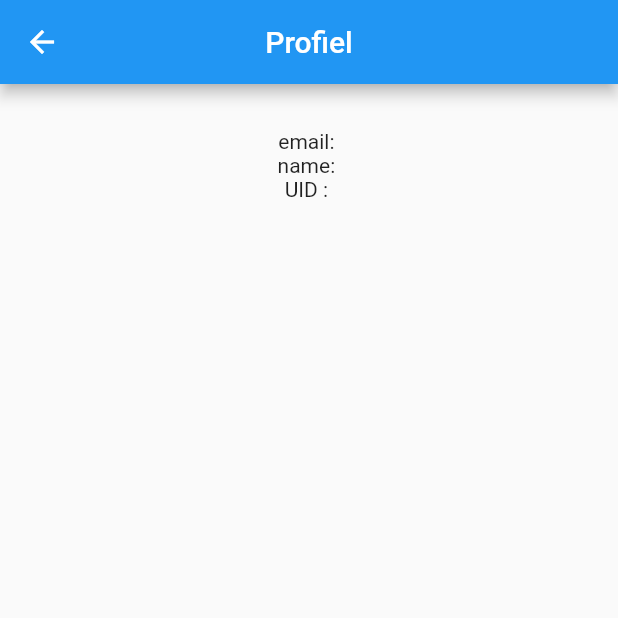
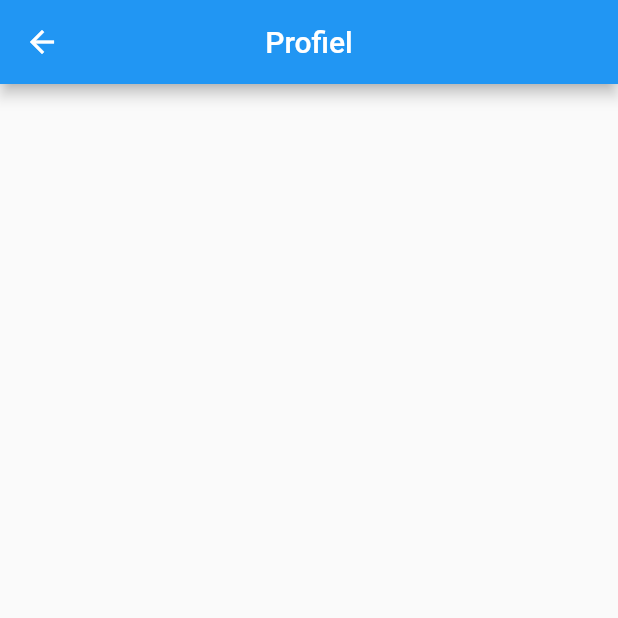
Before and after one commit to Lenaerts-Nestor/Project_Mobile_Development, a Flutter app: the ProfielPage screen opened directly, on a phone screen of 412 x 824 dp, the top half of it. Run offline on Flutter 3.47's test engine with Material 2 defaults, Android fonts, the phone set to English and light mode, and no system bars; our stand-ins replace cloud_firestore, firebase_auth, firebase_core, google_nav_bar; accounts and stored records are empty.

Commit message:
onnodige code verwijderen

```diff
--- a/lib/pages/settings/profielPage.dart
+++ b/lib/pages/settings/profielPage.dart
@@ -1,3 +1,5 @@
+// ignore_for_file: prefer_const_constructors
+
 import 'package:firebase_auth/firebase_auth.dart';
 import 'package:flutter/material.dart';
 import 'package:flutter/src/widgets/framework.dart';
@@ -26,9 +28,6 @@ class _ProfielPageState extends State<ProfielPage> {
               SizedBox(
                 height: 30,
               ),
-              Text('email: ' + user.email!),
-              Text('name: ' + user.displayName!),
-              Text('UID : ' + user.uid!),
             ],
           ),
         ),
```
